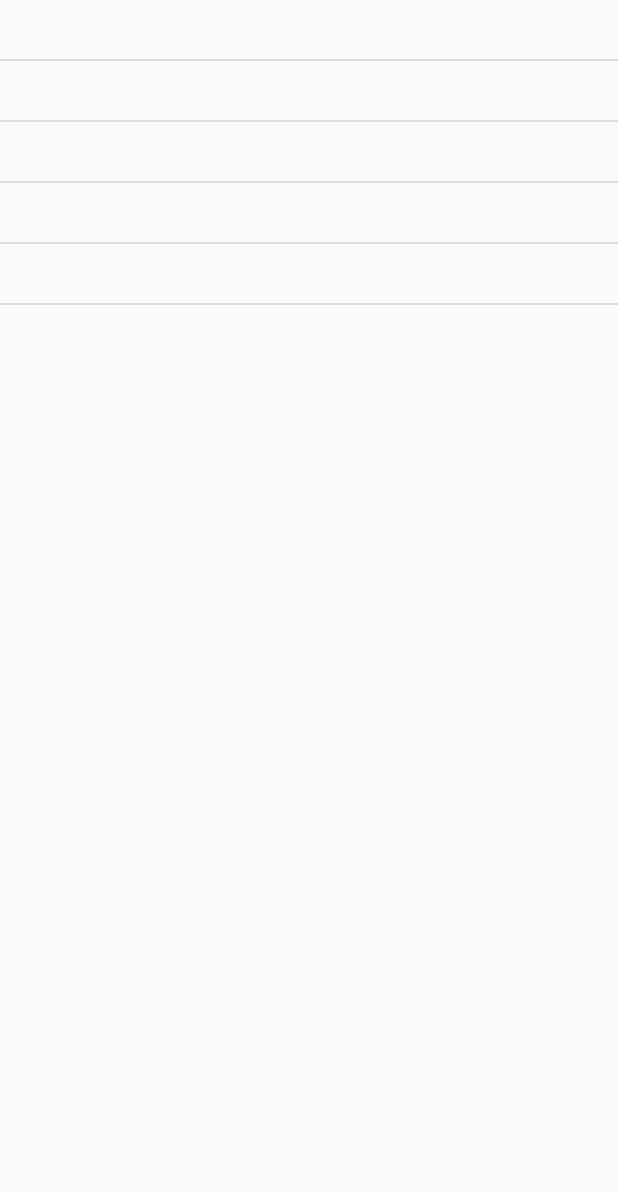
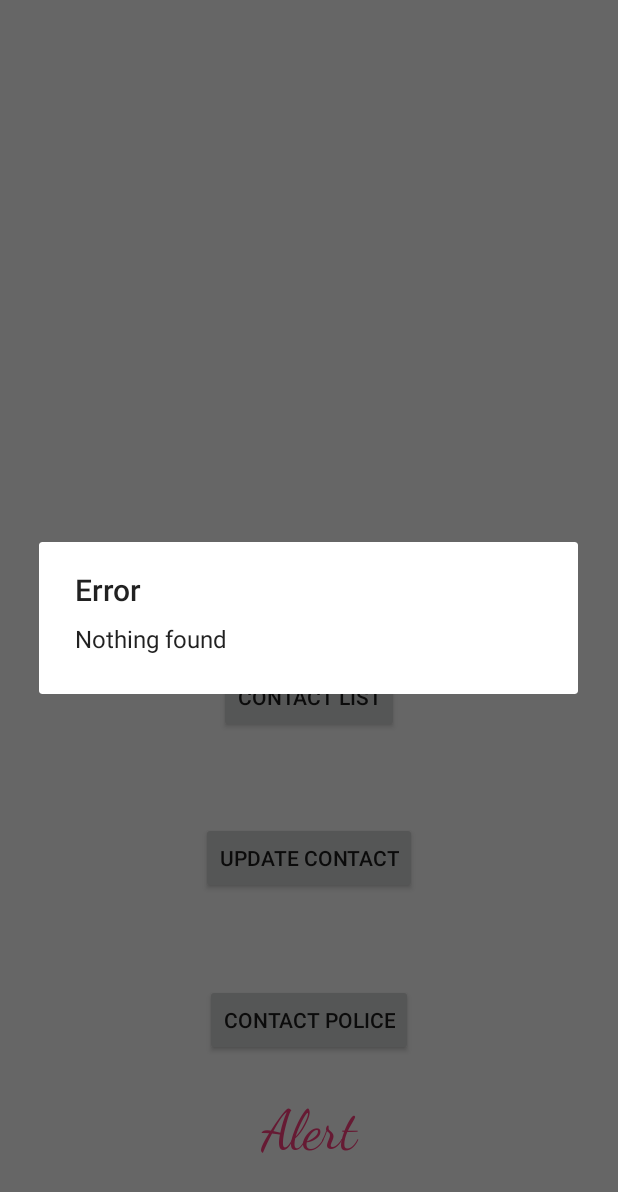
Before and after one commit to mohanmohadikar/Raksha, an Android app: the screen it shows after launch (ListContact before the commit, MainActivity after it), after a tap on "CONTACT LIST", on a phone screen of 412 x 824 dp. Shown: the top 1192 px of the screen. Run offline under Robolectric (Android 15) with nearby library versions, the phone set to English and light mode, and no system bars; 1 statement that could not run was skipped.

Commit message:
Sqlite Database Added.

```diff
--- a/app/src/main/AndroidManifest.xml
+++ b/app/src/main/AndroidManifest.xml
@@ -26,8 +26,6 @@
             </intent-filter>
         </activity>
         <activity android:name=".Contacts" />
-        <activity android:name=".ContactList" />
-        <activity android:name=".ListContact"></activity>
     </application>
 
 </manifest>
--- /dev/null
+++ b/app/src/main/java/com/example/mohanmmohadikar/raksha/DatabaseHelper.java
@@ -0,0 +1,97 @@
+package com.example.mohanmmohadikar.raksha;
+
+import android.content.ContentValues;
+import android.content.Context;
+import android.database.Cursor;
+import android.database.sqlite.SQLiteDatabase;
+import android.database.sqlite.SQLiteOpenHelper;
+
+/**
+ * Created by mohanmmohadikar on 9/10/18.
+ */
+
+public class DatabaseHelper extends SQLiteOpenHelper {
+    public static final String DATABASE_NAME = "Contacts.db";
+    public static final String TABLE_NAME = "Contact_table";
+    public static final String COL_1 = "ID";
+    public static final String COL_2 = "NUMBER1";
+    public static final String COL_3 = "NUMBER2";
+    public static final String COL_4 = "NUMBER3";
+    public static final String COL_5 = "NUMBER4";
+    public static final String COL_6 = "NUMBER5";
+
+
+    public DatabaseHelper(Context context) {
+        super(context, DATABASE_NAME, null, 1);
+    }
+
+    @Override
+    public void onCreate(SQLiteDatabase db) {
+        db.execSQL("create table " + TABLE_NAME +" (ID INTEGER PRIMARY KEY AUTOINCREMENT,NUMBER1 TEXT,NUMBER2 TEXT,NUMBER3 TEXT,NUMBER4 TEXT,NUMBER5 TEXT)");
+    }
+
+    @Override
+    public void onUpgrade(SQLiteDatabase db, int oldVersion, int newVersion) {
+        db.execSQL("DROP TABLE IF EXISTS "+TABLE_NAME);
+        onCreate(db);
+    }
+
+    public boolean insertData(String number1,String number2,String number3,String number4,String number5) {
+        SQLiteDatabase db = this.getWritableDatabase();
+        ContentValues contentValues = new ContentValues();
+        contentValues.put(COL_2,number1);
+        contentValues.put(COL_3,number2);
+        contentValues.put(COL_4,number3);
+        contentValues.put(COL_5,number4);
+        contentValues.put(COL_6,number5);
+
+        long result = db.insert(TABLE_NAME,null ,contentValues);
+        if(result == -1)
+            return false;
+        else
+            return true;
+    }
+
+    public Cursor getAllData() {
+        SQLiteDatabase db = this.getWritableDatabase();
+        Cursor res = db.rawQuery("select * from "+TABLE_NAME,null);
+        return res;
+    }
+
+    public boolean updateData(String id,String number1,String number2,String number3,String number4,String number5) {
+        SQLiteDatabase db = this.getWritableDatabase();
+        ContentValues contentValues = new ContentValues();
+        contentValues.put(COL_2,number1);
+        contentValues.put(COL_3,number2);
+        contentValues.put(COL_4,number3);
+        contentValues.put(COL_5,number4);
+        contentValues.put(COL_6,number5);
+
+
+        db.update(TABLE_NAME, contentValues, "ID = ?",new String[] { id });
+        return true;
+    }
+
+    public Integer deleteData (String id) {
+        SQLiteDatabase db = this.getWritableDatabase();
+        return db.delete(TABLE_NAME, "ID = ?",new String[] {id});
+    }
+
+
+
+/*
+
+    public void getData( String a1,String a2,String a3,String a4,String a5) {
+        SQLiteDatabase db = this.getWritableDatabase();
+        ContentValues contentValues = new ContentValues();
+        a1 = contentValues.put(COL_2,number1);
+        a2 = contentValues.put(COL_3,number2);
+        a3 = contentValues.put(COL_4,number3);
+        a4 = contentValues.put(COL_5,number4);
+        a5 = contentValues.put(COL_6,number5);
+
+
+    }
+*/
+
+    }
--- a/app/src/main/java/com/example/mohanmmohadikar/raksha/ListContact.java
+++ /dev/null
@@ -1,69 +0,0 @@
-package com.example.mohanmmohadikar.raksha;
-
-import android.content.Intent;
-import android.support.v7.app.AppCompatActivity;
-import android.os.Bundle;
-import android.support.v7.widget.LinearLayoutManager;
-import android.support.v7.widget.RecyclerView;
-import android.widget.ListView;
-
-import java.util.ArrayList;
-import java.util.List;
-
-public class ListContact extends AppCompatActivity {
-
-    private android.widget.ListView ListView;
-    private MyAdapter adap;
-
-    String s1,s2,s3,s4,s5;
-
-   //private List<Data> clist;
-
-    @Override
-    protected void onCreate(Bundle savedInstanceState) {
-        super.onCreate(savedInstanceState);
-        setContentView(R.layout.activity_list_contact);
-
-        Intent i = getIntent();
-        s1 = i.getStringExtra("key1");
-        s2 = i.getStringExtra("key2");
-        s3 = i.getStringExtra("key3");
-        s4 = i.getStringExtra("key4");
-        s5 = i.getStringExtra("key5");
-
-
-
-        ListView = (ListView)findViewById(R.id.recyclerView);
-       // ListView.setHasFixedSize(true);
-      //  ListView.setLayoutManager(new LinearLayoutManager(this));
-
-        ArrayList<Data> clist = new ArrayList<>();
-        Data c1 = new Data(
-                s1
-        );
-
-        clist.add(c1);
-
-        Data c2 = new Data(
-                s2
-        );
-        clist.add(c2);
-        Data c3 = new Data(
-                s3
-        );
-        clist.add(c3);
-        Data c4 = new Data(
-                s4
-        );
-        clist.add(c4);
-        Data c5 = new Data(
-                s5
-        );
-        clist.add(c5);
-
-
-        adap = new MyAdapter(this,clist);
-        ListView.setAdapter(adap);
-    }
-
-}
--- a/app/src/main/java/com/example/mohanmmohadikar/raksha/MainActivity.java
+++ b/app/src/main/java/com/example/mohanmmohadikar/raksha/MainActivity.java
@@ -3,6 +3,7 @@ package com.example.mohanmmohadikar.raksha;
 import android.Manifest;
 import android.content.Intent;
 import android.content.pm.PackageManager;
+import android.database.Cursor;
 import android.location.Location;
 import android.location.LocationListener;
 import android.location.LocationManager;
@@ -12,6 +13,7 @@ import android.provider.Settings;
 import android.support.annotation.NonNull;
 import android.support.v4.app.ActivityCompat;
 import android.support.v4.content.ContextCompat;
+import android.support.v7.app.AlertDialog;
 import android.support.v7.app.AppCompatActivity;
 import android.os.Bundle;
 import android.support.v7.widget.Toolbar;
@@ -25,6 +27,8 @@ import android.widget.TextView;
 import android.widget.Toast;
 
 public class MainActivity extends AppCompatActivity {
+
+    DatabaseHelper myDb;
 
     private TextView tv1;
     private Button b2,b1, cl;
@@ -49,12 +53,10 @@ public class MainActivity extends AppCompatActivity {
         super.onCreate(savedInstanceState);
         setContentView(R.layout.activity_main);
 
-        Intent i = getIntent();
-        num1 = i.getStringExtra("k1");
-        num2 = i.getStringExtra("k2");
-        num3 = i.getStringExtra("k3");
-        num4 = i.getStringExtra("k4");
-        num5 = i.getStringExtra("k5");
+
+        myDb = new DatabaseHelper(this);
+
+        myDb.getData(num1,num2,num3,num4,num5);
 
 
 
@@ -66,18 +68,31 @@ public class MainActivity extends AppCompatActivity {
 
 
         cl.setOnClickListener(v->{
-            Intent in = new Intent(MainActivity.this, ListContact.class);
-
-            //Intent i = new Intent(Contacts.this, ContactList.class);
 
 
-            in.putExtra("key1", num1);
-            in.putExtra("key2", num2);
-            in.putExtra("key3", num3);
-            in.putExtra("key4", num4);
-            in.putExtra("key5", num5);
 
-            startActivity(in);
+
+                    Cursor res = myDb.getAllData();
+                    if(res.getCount() == 0) {
+                        // show message
+                        showMessage("Error","Nothing found");
+                        return;
+                    }
+
+                    StringBuffer buffer = new StringBuffer();
+                    while (res.moveToNext()) {
+
+                        buffer.append("PERSON 1 :"+ res.getString(1)+"\n\n");
+                        buffer.append("PERSON 2 :"+ res.getString(2)+"\n\n");
+                        buffer.append("PERSON 3 :"+ res.getString(3)+"\n\n");
+                        buffer.append("PERSON 4 :"+ res.getString(4)+"\n\n");
+                        buffer.append("PERSON 5 :"+ res.getString(5)+"\n\n");
+                    }
+
+                    // Show all data
+                    showMessage("CONTACTS",buffer.toString());
+
+
         });
 
 
@@ -139,13 +154,21 @@ public class MainActivity extends AppCompatActivity {
         });
     }
 
+    public void showMessage(String title,String Message){
+        AlertDialog.Builder builder = new AlertDialog.Builder(this);
+        builder.setCancelable(true);
+        builder.setTitle(title);
+        builder.setMessage(Message);
+        builder.show();
+    }
+
     private void makeCall() {
         if(num1.trim().length()>2){
             if(ContextCompat.checkSelfPermission(MainActivity.this,Manifest.permission.CALL_PHONE)
                     != PackageManager.PERMISSION_GRANTED){
                 ActivityCompat.requestPermissions(MainActivity.this, new String[]{Manifest.permission.CALL_PHONE}, MyPermission);
             }else{
-                String dial = "tel:"+num;
+                String dial = "tel:"+num1;
                 startActivity(new Intent(Intent.ACTION_CALL, Uri.parse(dial)));
             }
         }else{
--- a/app/src/main/java/com/example/mohanmmohadikar/raksha/MyAdapter.java
+++ /dev/null
@@ -1,55 +0,0 @@
-package com.example.mohanmmohadikar.raksha;
-
-import android.content.Context;
-import android.support.annotation.LayoutRes;
-import android.support.annotation.NonNull;
-import android.support.annotation.Nullable;
-import android.support.v7.widget.RecyclerView;
-import android.view.LayoutInflater;
-import android.view.View;
-import android.view.ViewGroup;
-import android.widget.ArrayAdapter;
-import android.widget.TextView;
-
-import java.util.ArrayList;
-import java.util.List;
-
-/**
- * Created by mohanmmohadikar on 9/9/18.
- */
-
-
-
-
-
-public class MyAdapter extends ArrayAdapter<Data> {
-
-    private Context mContext;
-    private List<Data> clist = new ArrayList<>();
-
-    public MyAdapter(@NonNull Context context,  ArrayList<Data> list) {
-        super(context, 0 , list);
-        mContext = context;
-        clist = list;
-    }
-
-    @NonNull
-    @Override
-    public View getView(int position, @Nullable View convertView, @NonNull ViewGroup parent) {
-        View listItem = convertView;
-        if(listItem == null)
-            listItem = LayoutInflater.from(mContext).inflate(R.layout.list,parent,false);
-
-        Data currentMovie = clist.get(position);
-
-       // ImageView image = (ImageView)listItem.findViewById(R.id.imageView_poster);
-       // image.setImageResource(currentMovie.getmImageDrawable());
-
-        TextView number = (TextView) listItem.findViewById(R.id.numberid);
-        number.setText(currentMovie.getNumber());
-
-
-
-        return listItem;
-    }
-}
--- a/app/src/main/res/layout/list.xml
+++ /dev/null
@@ -1,17 +0,0 @@
-<?xml version="1.0" encoding="utf-8"?>
-<LinearLayout
-    xmlns:android="http://schemas.android.com/apk/res/android" android:layout_width="match_parent"
-    android:layout_height="match_parent"
-    android:padding="10dp">
-
-
-
-
-    <TextView
-        android:id="@+id/numberid"
-        android:layout_width="match_parent"
-        android:layout_height="wrap_content" />
-
-
-
-</LinearLayout>
```
Also changed, not shown: app/src/main/java/com/example/mohanmmohadikar/raksha/ContactList.java (deleted, +0 -77 lines), app/src/main/java/com/example/mohanmmohadikar/raksha/Contacts.java (+19 -23 lines).
